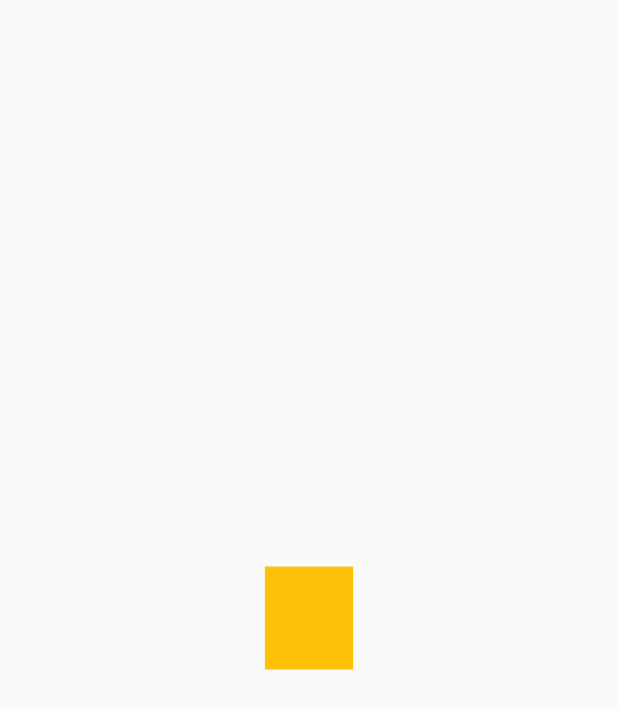
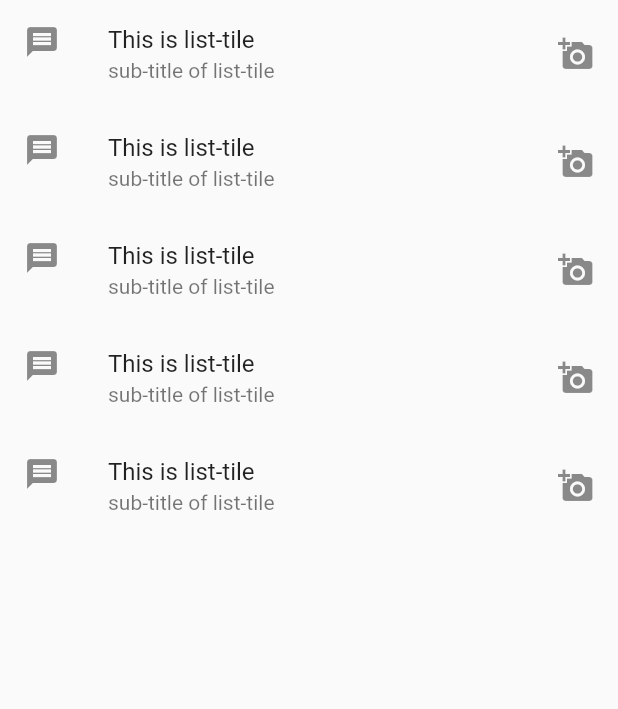
Before and after one commit to arjun-baidya/flutter_learning_materials, a Flutter app: the screen it shows after launch, on a phone screen of 412 x 824 dp. Shown: the top 709 px of the screen. Run offline on Flutter 3.47's test engine with Material 2 defaults, Android fonts, the phone set to English and light mode, and no system bars.

Commit message:
listtile created

```diff
--- /dev/null
+++ b/lib/flutter_widgets/listtile_widget.dart
@@ -0,0 +1,48 @@
+// ListTile widget is used to populate a ListView in Flutter. It contains title as well as leading or trailing icons.
+// To use a ListTile within a Row, it needs to be wrapped in an Expanded widget. ListTile requires fixed width constraints, whereas a Row does not constrain its children. Tiles can be much more elaborate.
+
+import 'package:flutter/material.dart';
+
+class ListtileWidget extends StatelessWidget {
+  const ListtileWidget({ Key? key }) : super(key: key);
+
+  @override
+  Widget build(BuildContext context) {
+    return Scaffold(
+      body: ListView(
+        children:  const [
+          ListTile(
+            title: Text("This is list-tile"),
+            subtitle: Text("sub-title of list-tile"),
+            leading: Icon(Icons.message),
+            trailing: Icon(Icons.add_a_photo),
+          ),
+          ListTile(
+            title: Text("This is list-tile"),
+            subtitle: Text("sub-title of list-tile"),
+            leading: Icon(Icons.message),
+            trailing: Icon(Icons.add_a_photo),
+          ),
+          ListTile(
+            title: Text("This is list-tile"),
+            subtitle: Text("sub-title of list-tile"),
+            leading: Icon(Icons.message),
+            trailing: Icon(Icons.add_a_photo),
+          ),
+          ListTile(
+            title: Text("This is list-tile"),
+            subtitle: Text("sub-title of list-tile"),
+            leading: Icon(Icons.message),
+            trailing: Icon(Icons.add_a_photo),
+          ),
+          ListTile(
+            title: Text("This is list-tile"),
+            subtitle: Text("sub-title of list-tile"),
+            leading: Icon(Icons.message),
+            trailing: Icon(Icons.add_a_photo),
+          ),
+        ],
+      ),
+    );
+  }
+}
--- a/lib/main.dart
+++ b/lib/main.dart
@@ -2,6 +2,7 @@ import 'package:flutter/material.dart';
 import 'package:flutter_learning_materials/flutter_widgets/appbar_text_widget.dart';
 import 'package:flutter_learning_materials/flutter_widgets/column_widget.dart';
 import 'package:flutter_learning_materials/flutter_widgets/container_widget.dart';
+import 'package:flutter_learning_materials/flutter_widgets/listtile_widget.dart';
 import 'package:flutter_learning_materials/flutter_widgets/mediaquery_widget.dart';
 import 'package:flutter_learning_materials/flutter_widgets/row_widget.dart';
 import 'package:flutter_learning_materials/flutter_widgets/safearea_widget.dart';
@@ -29,7 +30,8 @@ class MyApp extends StatelessWidget {
       // home: const ColumnWidget(),
       // home:  const RowWidget(),
       // home: const SingleChildScroleViewWidget(),
-      home:  const MediaqueryWidget(),
+      // home:  const MediaqueryWidget(),
+      home: const ListtileWidget(),
     );
   }
 }
```
